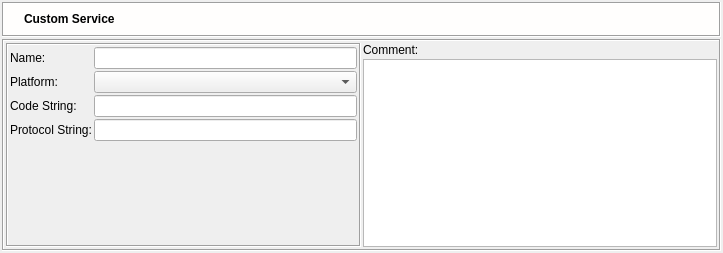
Old version of the form src/gui/customservicedialog_q.ui in the repository fwbuilder/fwbuilder.
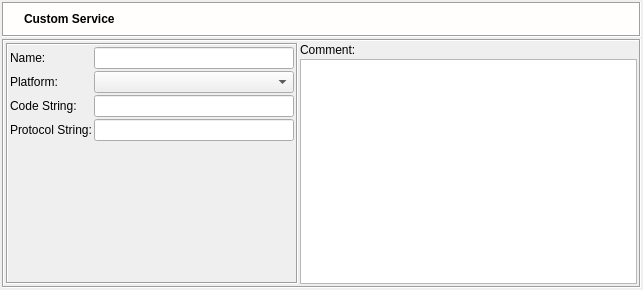
New version of the form. Icons and pictures are not drawn.

The edit to the form file:
```diff
--- a/src/gui/customservicedialog_q.ui
+++ b/src/gui/customservicedialog_q.ui
@@ -8,8 +8,8 @@
    <rect>
     <x>0</x>
     <y>0</y>
-    <width>723</width>
-    <height>253</height>
+    <width>643</width>
+    <height>290</height>
    </rect>
   </property>
   <property name="windowTitle" >
@@ -290,6 +290,12 @@
            </item>
            <item row="2" column="1" >
             <widget class="QLineEdit" name="code" >
+             <property name="sizePolicy" >
+              <sizepolicy vsizetype="Fixed" hsizetype="Preferred" >
+               <horstretch>0</horstretch>
+               <verstretch>0</verstretch>
+              </sizepolicy>
+             </property>
              <property name="minimumSize" >
               <size>
                <width>0</width>
@@ -318,7 +324,14 @@
             </widget>
            </item>
            <item row="3" column="1" >
-            <widget class="QLineEdit" name="protocol_string" />
+            <widget class="QLineEdit" name="protocol_string" >
+             <property name="sizePolicy" >
+              <sizepolicy vsizetype="Fixed" hsizetype="Preferred" >
+               <horstretch>0</horstretch>
+               <verstretch>0</verstretch>
+              </sizepolicy>
+             </property>
+            </widget>
            </item>
            <item row="4" column="1" >
             <spacer>
```
